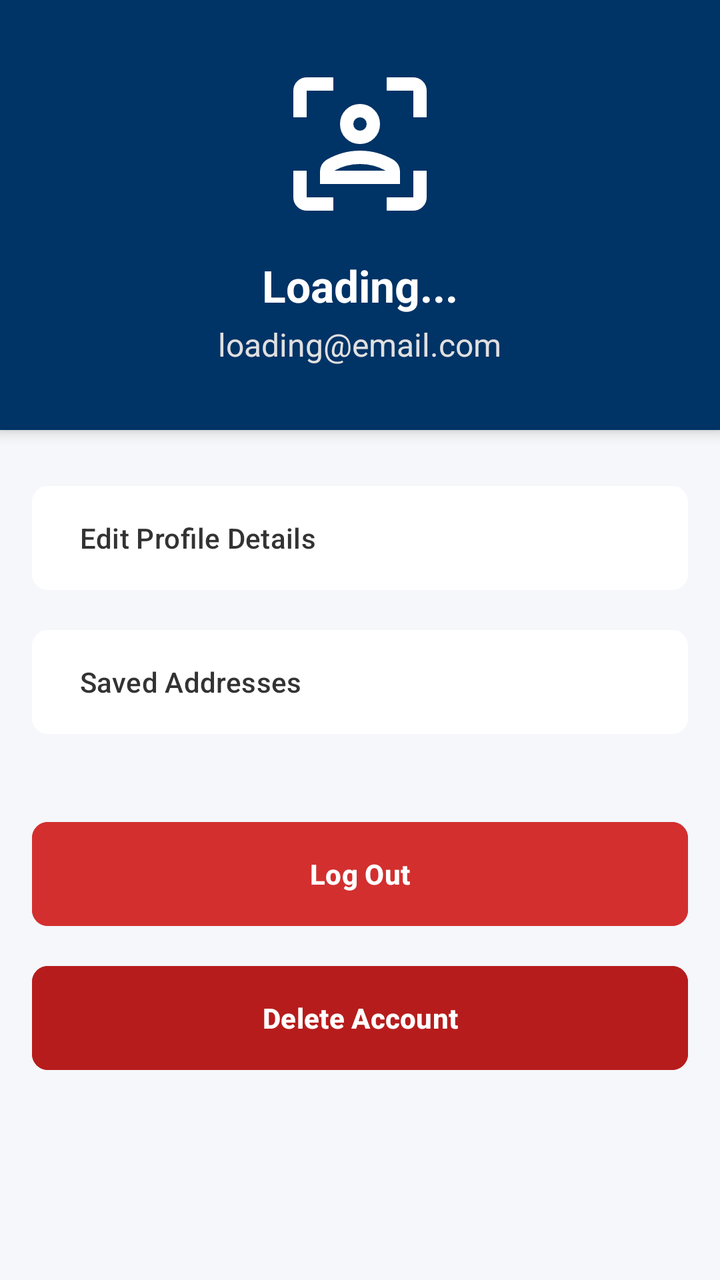
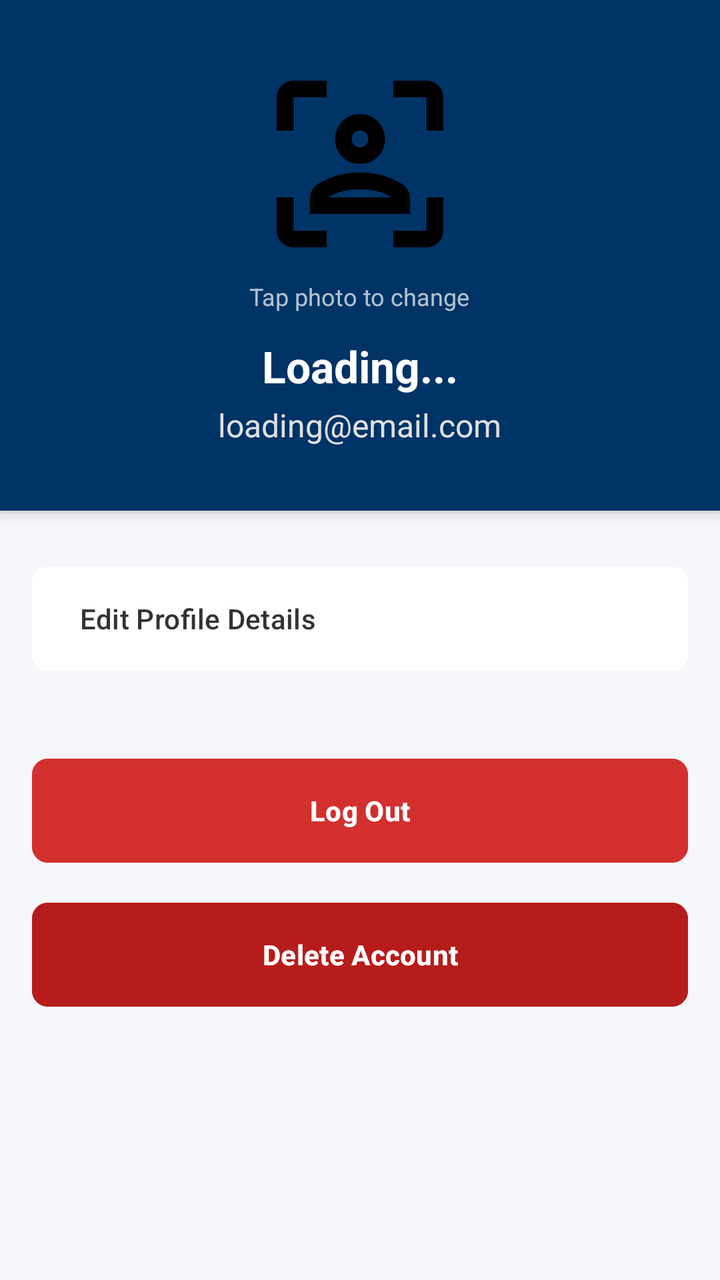

Screens rendered from an Android XML layout before and after an edit, with the pre-edit source and the edit as a unified diff.
<!-- AndroidManifest.xml: application theme Theme.PrintIt -->
<!-- res/layout/fragment_profile.xml -->
<?xml version="1.0" encoding="utf-8"?>
<LinearLayout xmlns:android="http://schemas.android.com/apk/res/android"
    xmlns:app="http://schemas.android.com/apk/res-auto"
    android:layout_width="match_parent"
    android:layout_height="match_parent"
    android:background="#F5F7FA"
    android:orientation="vertical">

    <LinearLayout
        android:layout_width="match_parent"
        android:layout_height="wrap_content"
        android:background="@color/caicon_blue_primary"
        android:gravity="center"
        android:orientation="vertical"
        android:padding="32dp"
        android:elevation="4dp">

        <ImageView
            android:layout_width="80dp"
            android:layout_height="80dp"
            android:src="@drawable/ic_profile"
            app:tint="#FFFFFF" />

        <TextView
            android:id="@+id/tvProfileName"
            android:layout_width="wrap_content"
            android:layout_height="wrap_content"
            android:layout_marginTop="16dp"
            android:text="Loading..."
            android:textColor="#FFFFFF"
            android:textSize="22sp"
            android:textStyle="bold" />

        <TextView
            android:id="@+id/tvProfileEmail"
            android:layout_width="wrap_content"
            android:layout_height="wrap_content"
            android:text="loading@email.com"
            android:textColor="#E0E0E0"
            android:textSize="16sp"
            android:layout_marginTop="4dp"/>
    </LinearLayout>

    <LinearLayout
        android:layout_width="match_parent"
        android:layout_height="wrap_content"
        android:layout_marginTop="24dp"
        android:orientation="vertical"
        android:paddingHorizontal="16dp">

        <Button
            android:id="@+id/btnEditProfile"
            android:layout_width="match_parent"
            android:layout_height="60dp"
            android:layout_marginBottom="12dp"
            android:backgroundTint="#FFFFFF"
            android:text="Edit Profile Details"
            android:textColor="#333333"
            android:gravity="start|center_vertical"
            android:paddingStart="24dp"
            app:cornerRadius="8dp" />

        <Button
            android:id="@+id/btnShippingInfo"
            android:layout_width="match_parent"
            android:layout_height="60dp"
            android:layout_marginBottom="12dp"
            android:backgroundTint="#FFFFFF"
            android:text="Saved Addresses"
            android:textColor="#333333"
            android:gravity="start|center_vertical"
            android:paddingStart="24dp"
            app:cornerRadius="8dp" />

        <Button
            android:id="@+id/btnLogout"
            android:layout_width="match_parent"
            android:layout_height="60dp"
            android:layout_marginTop="24dp"
            android:backgroundTint="#D32F2F"
            android:text="Log Out"
            android:textColor="#FFFFFF"
            android:textStyle="bold"
            app:cornerRadius="8dp" />

        <Button
            android:id="@+id/btnDeleteAccount"
            android:layout_width="match_parent"
            android:layout_height="60dp"
            android:layout_marginTop="12dp"
            android:backgroundTint="#B71C1C"
            android:text="Delete Account"
            android:textColor="#FFFFFF"
            android:textStyle="bold"
            app:cornerRadius="8dp" />
    </LinearLayout>
</LinearLayout>
<!-- resources referenced by this layout -->
<resources>
  <color name="caicon_blue_primary">#003366</color>
  <!-- drawable ic_profile (drawable) -->
  <vector xmlns:android="http://schemas.android.com/apk/res/android" android:height="24dp" android:tint="#000000" android:viewportHeight="960" android:viewportWidth="960" android:width="24dp">
        
      <path android:fillColor="@android:color/white" android:pathData="M480,480Q429,480 394.5,445.5Q360,411 360,360Q360,310 394.5,275Q429,240 480,240Q530,240 565,275Q600,310 600,360Q600,411 565,445.5Q530,480 480,480ZM480,400Q497,400 508.5,388.5Q520,377 520,360Q520,343 508.5,331.5Q497,320 480,320Q463,320 451.5,331.5Q440,343 440,360Q440,377 451.5,388.5Q463,400 480,400ZM240,720L240,644Q240,623 250.5,604.5Q261,586 279,575Q325,548 375.5,534Q426,520 480,520Q534,520 584.5,534Q635,548 681,575Q699,586 709.5,604.5Q720,623 720,644L720,720L240,720ZM400,610Q361,620 326,640L326,640L634,640L634,640Q599,620 560,610Q521,600 480,600Q439,600 400,610ZM480,360Q480,360 480,360Q480,360 480,360Q480,360 480,360Q480,360 480,360Q480,360 480,360Q480,360 480,360Q480,360 480,360Q480,360 480,360ZM560,640Q599,640 634,640L634,640L326,640L326,640Q361,640 400,640Q439,640 480,640Q521,640 560,640ZM160,880Q127,880 103.5,856.5Q80,833 80,800L80,640L160,640L160,800Q160,800 160,800Q160,800 160,800L320,800L320,880L160,880ZM80,320L80,160Q80,127 103.5,103.5Q127,80 160,80L320,80L320,160L160,160Q160,160 160,160Q160,160 160,160L160,320L80,320ZM640,880L640,800L800,800Q800,800 800,800Q800,800 800,800L800,640L880,640L880,800Q880,833 856.5,856.5Q833,880 800,880L640,880ZM800,320L800,160Q800,160 800,160Q800,160 800,160L640,160L640,80L800,80Q833,80 856.5,103.5Q880,127 880,160L880,320L800,320Z"/>
      
  </vector>
  <style name="Theme.PrintIt" parent="Base.Theme.PrintIt" />
  <style name="Base.Theme.PrintIt" parent="Theme.Material3.DayNight.NoActionBar">
          <item name="colorPrimary">@color/caicon_blue_primary</item>
          <item name="colorPrimaryVariant">@color/caicon_blue_primary</item>
  
          <item name="android:statusBarColor">@color/caicon_blue_primary</item>
          <item name="android:windowSplashScreenBackground" tools:targetApi="31">@color/caicon_blue_primary</item>
          <item name="android:windowBackground">@color/caicon_blue_primary</item>
  
          <item name="colorControlActivated">@color/caicon_blue_primary</item>
      </style>
</resources>

<!-- the commit's change to res/layout/fragment_profile.xml (unified diff, before → after) -->
@@ -16,16 +16,25 @@
         android:elevation="4dp">
 
         <ImageView
-            android:layout_width="80dp"
-            android:layout_height="80dp"
+            android:id="@+id/ivProfilePhoto"
+            android:layout_width="100dp"
+            android:layout_height="100dp"
             android:src="@drawable/ic_profile"
-            app:tint="#FFFFFF" />
+            android:scaleType="centerCrop" />
+
+        <TextView
+            android:layout_width="wrap_content"
+            android:layout_height="wrap_content"
+            android:layout_marginTop="8dp"
+            android:text="Tap photo to change"
+            android:textColor="#B3FFFFFF"
+            android:textSize="12sp" />
 
         <TextView
             android:id="@+id/tvProfileName"
             android:layout_width="wrap_content"
             android:layout_height="wrap_content"
-            android:layout_marginTop="16dp"
+            android:layout_marginTop="12dp"
             android:text="Loading..."
             android:textColor="#FFFFFF"
             android:textSize="22sp"
@@ -61,18 +70,6 @@
             app:cornerRadius="8dp" />
 
         <Button
-            android:id="@+id/btnShippingInfo"
-            android:layout_width="match_parent"
-            android:layout_height="60dp"
-            android:layout_marginBottom="12dp"
-            android:backgroundTint="#FFFFFF"
-            android:text="Saved Addresses"
-            android:textColor="#333333"
-            android:gravity="start|center_vertical"
-            android:paddingStart="24dp"
-            app:cornerRadius="8dp" />
-
-        <Button
             android:id="@+id/btnLogout"
             android:layout_width="match_parent"
             android:layout_height="60dp"
